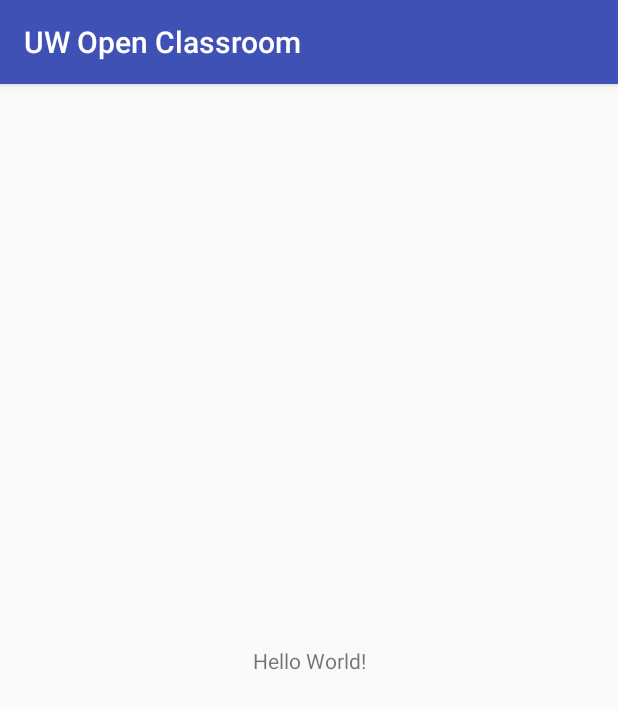
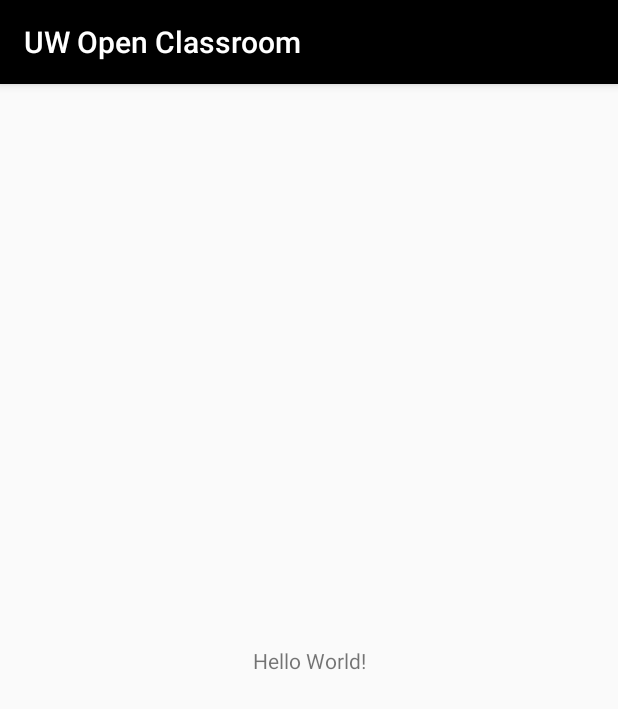
Before and after one commit to chen-iris/uwaterloo-open-classroom, an Android app: the screen it shows after launch (MainActivity), on a phone screen of 412 x 824 dp. Shown: the top 709 px of the screen. Run offline under Robolectric (Android 15) with nearby library versions, the phone set to English and light mode, and no system bars.

Commit message:
Change app icon

```diff
--- a/uwaterloo-open-classroom-android/app/src/main/res/mipmap-anydpi-v26/ic_launcher.xml
+++ /dev/null
@@ -1,5 +0,0 @@
-<?xml version="1.0" encoding="utf-8"?>
-<adaptive-icon xmlns:android="http://schemas.android.com/apk/res/android">
-    <background android:drawable="@drawable/ic_launcher_background" />
-    <foreground android:drawable="@drawable/ic_launcher_foreground" />
-</adaptive-icon>
--- a/uwaterloo-open-classroom-android/app/src/main/res/mipmap-anydpi-v26/ic_launcher_round.xml
+++ /dev/null
@@ -1,5 +0,0 @@
-<?xml version="1.0" encoding="utf-8"?>
-<adaptive-icon xmlns:android="http://schemas.android.com/apk/res/android">
-    <background android:drawable="@drawable/ic_launcher_background" />
-    <foreground android:drawable="@drawable/ic_launcher_foreground" />
-</adaptive-icon>
--- a/uwaterloo-open-classroom-android/app/src/main/res/values/colors.xml
+++ b/uwaterloo-open-classroom-android/app/src/main/res/values/colors.xml
@@ -1,6 +1,7 @@
 <?xml version="1.0" encoding="utf-8"?>
 <resources>
-    <color name="colorPrimary">#3F51B5</color>
-    <color name="colorPrimaryDark">#303F9F</color>
-    <color name="colorAccent">#FF4081</color>
+    <color name="colorPrimary">#000000</color>
+    <color name="colorPrimaryDark">#000000</color>
+    <color name="colorAccent">#FFC000</color>
+    <color name="colorWhite">#FFFFFF</color>
 </resources>
```
Also changed, not shown: uwaterloo-open-classroom-android/app/src/main/res/mipmap-anydpi-v26/ic_launcher.png (added), uwaterloo-open-classroom-android/app/src/main/res/mipmap-anydpi-v26/ic_launcher_round.png (added), uwaterloo-open-classroom-android/app/src/main/res/mipmap-mdpi/ic_launcher.png, uwaterloo-open-classroom-android/app/src/main/res/mipmap-mdpi/ic_launcher_round.png, uwaterloo-open-classroom-android/app/src/main/res/mipmap-xhdpi/ic_launcher.png, uwaterloo-open-classroom-android/app/src/main/res/mipmap-xhdpi/ic_launcher_round.png, uwaterloo-open-classroom-android/app/src/main/res/mipmap-xxhdpi/ic_launcher.png, uwaterloo-open-classroom-android/app/src/main/res/mipmap-xxhdpi/ic_launcher_round.png, uwaterloo-open-classroom-android/app/src/main/res/mipmap-xxxhdpi/ic_launcher.png, uwaterloo-open-classroom-android/app/src/main/res/mipmap-xxxhdpi/ic_launcher_round.png.
